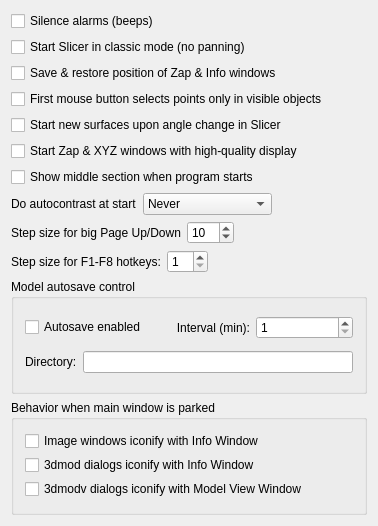
This is imod/form_behavior.ui in LabShare-Archive/IMOD as Qt 5 draws it before an edit. The edited form follows.
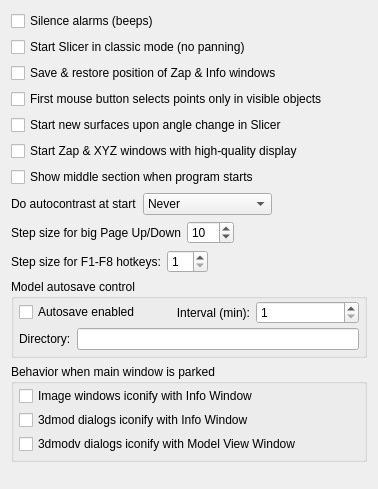
This is the edited form.

```diff
--- a/imod/form_behavior.ui
+++ b/imod/form_behavior.ui
@@ -6,7 +6,7 @@
     <x>0</x>
     <y>0</y>
     <width>378</width>
-    <height>526</height>
+    <height>489</height>
    </rect>
   </property>
   <property name="windowTitle" >
@@ -225,10 +225,19 @@
      </property>
      <layout class="QVBoxLayout" >
       <property name="spacing" >
-       <number>6</number>
+       <number>4</number>
       </property>
-      <property name="margin" >
-       <number>11</number>
+      <property name="leftMargin" >
+       <number>5</number>
+      </property>
+      <property name="topMargin" >
+       <number>2</number>
+      </property>
+      <property name="rightMargin" >
+       <number>5</number>
+      </property>
+      <property name="bottomMargin" >
+       <number>5</number>
       </property>
       <item>
        <layout class="QHBoxLayout" >
@@ -312,8 +321,17 @@
       <property name="spacing" >
        <number>4</number>
       </property>
-      <property name="margin" >
-       <number>11</number>
+      <property name="leftMargin" >
+       <number>5</number>
+      </property>
+      <property name="topMargin" >
+       <number>2</number>
+      </property>
+      <property name="rightMargin" >
+       <number>5</number>
+      </property>
+      <property name="bottomMargin" >
+       <number>5</number>
       </property>
       <item>
        <widget class="QCheckBox" name="imageIconifyBox" >
@@ -348,6 +366,22 @@
      </layout>
     </widget>
    </item>
+   <item>
+    <spacer name="spacer14" >
+     <property name="orientation" >
+      <enum>Qt::Vertical</enum>
+     </property>
+     <property name="sizeType" >
+      <enum>QSizePolicy::Expanding</enum>
+     </property>
+     <property name="sizeHint" stdset="0" >
+      <size>
+       <width>17</width>
+       <height>1</height>
+      </size>
+     </property>
+    </spacer>
+   </item>
   </layout>
  </widget>
  <layoutdefault spacing="6" margin="11" />
```
